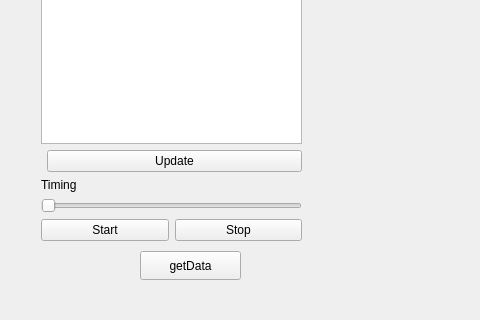
Qt form qtsupervisory-master/QtTcpClientConsumer/mainwindow.ui (breno550/DCA1202---Projeto-final) before a commit; both pictures show x 0 to 480 and y 216 to 536 of the 773 by 536 pixel window.
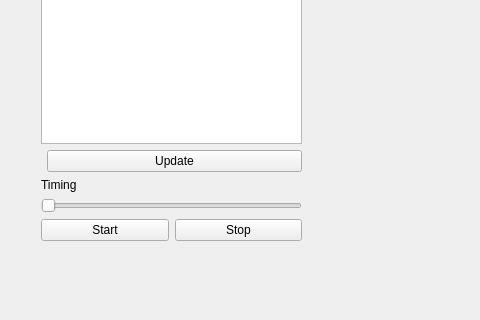
The same form after that commit. Custom widgets are drawn as their Qt base class.

Diff of the .ui file:
```diff
--- a/qtsupervisory-master/QtTcpClientConsumer/mainwindow.ui
+++ b/qtsupervisory-master/QtTcpClientConsumer/mainwindow.ui
@@ -14,20 +14,7 @@
    <string>MainWindow</string>
   </property>
   <widget class="QWidget" name="centralWidget">
-   <widget class="QPushButton" name="pushButtonGet">
-    <property name="geometry">
-     <rect>
-      <x>140</x>
-      <y>450</y>
-      <width>101</width>
-      <height>29</height>
-     </rect>
-    </property>
-    <property name="text">
-     <string>getData</string>
-    </property>
-   </widget>
-   <widget class="QWidget" name="widget" native="true">
+   <widget class="Plotter" name="widget" native="true">
     <property name="geometry">
      <rect>
       <x>330</x>
@@ -149,6 +136,14 @@
   <widget class="QStatusBar" name="statusBar"/>
  </widget>
  <layoutdefault spacing="6" margin="11"/>
+ <customwidgets>
+  <customwidget>
+   <class>Plotter</class>
+   <extends>QWidget</extends>
+   <header>plotter.h</header>
+   <container>1</container>
+  </customwidget>
+ </customwidgets>
  <resources/>
  <connections/>
 </ui>
```
